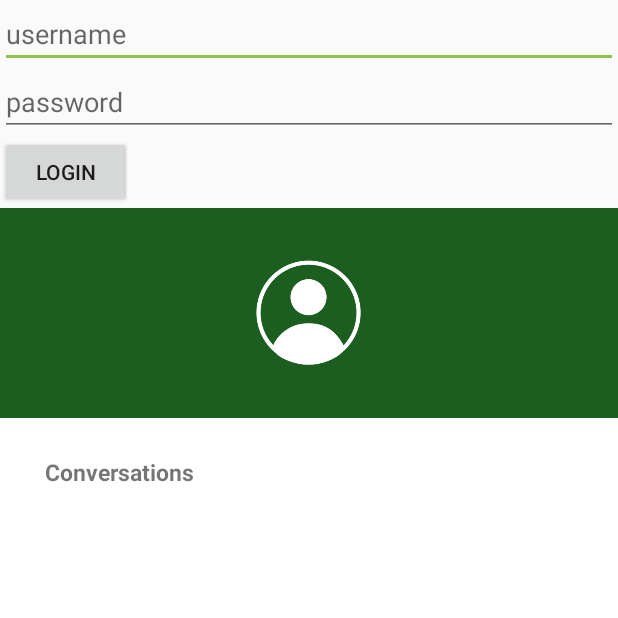
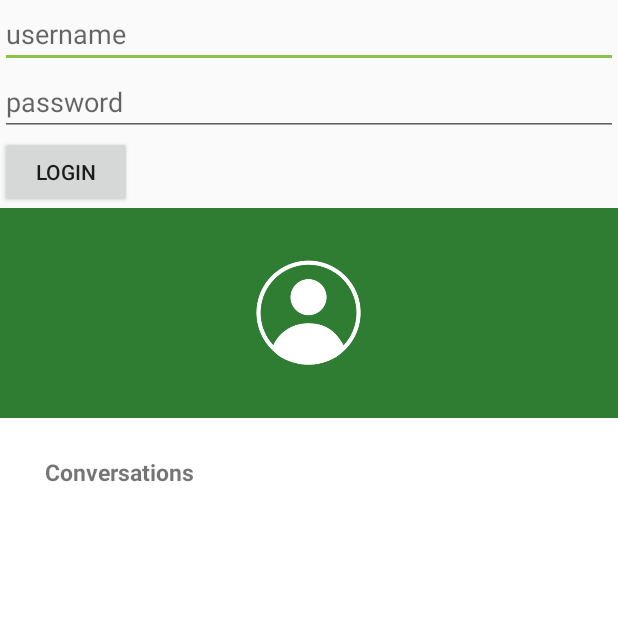
Before and after one commit to pflingstring/pandared-android, an Android app: the fragment FragmentDrawer placed in its activity, on a phone screen of 412 x 824 dp, the top half of it. Run offline under Robolectric (Android 15) with nearby library versions, the phone set to English and light mode, and no system bars; our stand-ins replace Volley; 1 statement that could not run was skipped.

Commit message:
temp commit

```diff
--- a/app/build.gradle
+++ b/app/build.gradle
@@ -5,7 +5,7 @@ android {
     buildToolsVersion "22.0.1"
     defaultConfig {
         applicationId 'red.panda'
-        minSdkVersion 19
+        minSdkVersion 15
         targetSdkVersion 23
         versionCode 1
         versionName "1.0"
--- a/app/src/main/res/layout/activity_display_conversation.xml
+++ b/app/src/main/res/layout/activity_display_conversation.xml
@@ -6,7 +6,7 @@
               tools:context=".DisplayConversationActivity"
               android:background="@color/windowBackground"
     >
-p
+
     <include
         android:id="@+id/toolbar"
         layout="@layout/toolbar"/>
--- a/app/src/main/res/values/colors.xml
+++ b/app/src/main/res/values/colors.xml
@@ -1,7 +1,7 @@
 <?xml version="1.0" encoding="utf-8"?>
 <resources>
-    <color name="colorPrimary">#1b5e20</color>
-    <color name="colorPrimaryDark">#004d40</color>
+    <color name="colorPrimary">#2E7D32</color>
+    <color name="colorPrimaryDark">#1B5E20</color>
     <color name="textColorPrimary">#FFFFFF</color>
     <color name="windowBackground">#F1F8E9</color>
     <color name="navigationBarColor">#000000</color>
```
